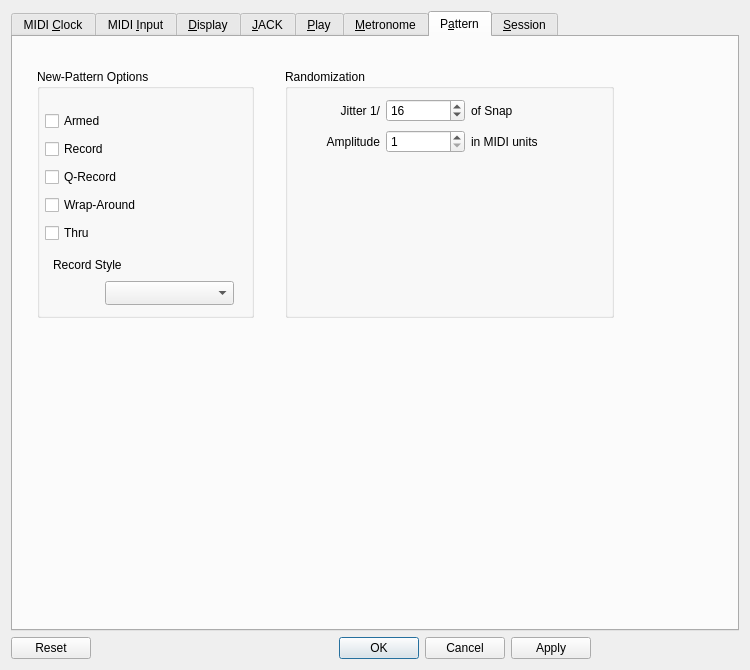
ahlstromcj/seq66, file seq_qt5/forms/qseditoptions.ui: the form before one commit.
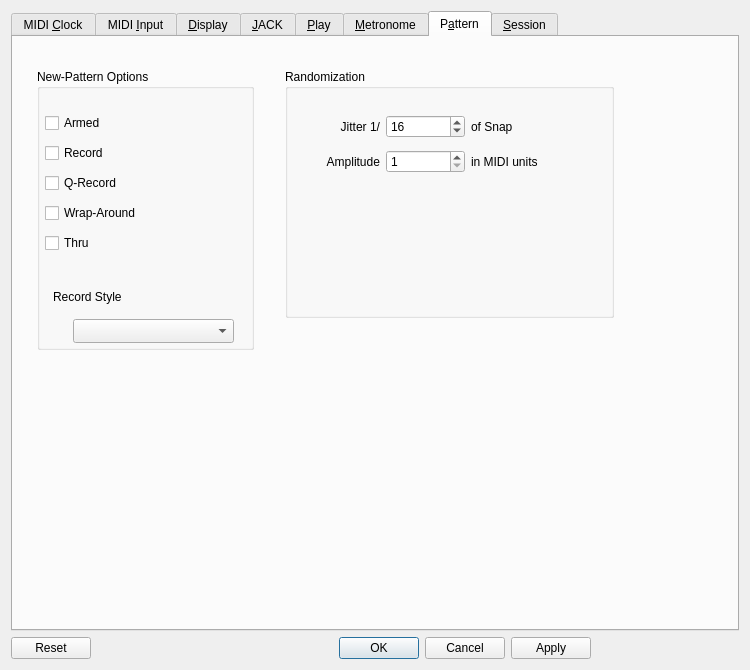
The form after the commit.

```diff
--- a/seq_qt5/forms/qseditoptions.ui
+++ b/seq_qt5/forms/qseditoptions.ui
@@ -21,7 +21,6 @@
      </property>
      <property name="font">
       <font>
-       <weight>50</weight>
        <bold>false</bold>
       </font>
      </property>
@@ -2618,7 +2617,7 @@
          <x>24</x>
          <y>32</y>
          <width>217</width>
-         <height>249</height>
+         <height>281</height>
         </rect>
        </property>
        <property name="title">
@@ -2627,9 +2626,9 @@
        <widget class="QComboBox" name="comboBoxRecordStyle">
         <property name="geometry">
          <rect>
-          <x>68</x>
-          <y>212</y>
-          <width>129</width>
+          <x>36</x>
+          <y>250</y>
+          <width>161</width>
           <height>24</height>
          </rect>
         </property>
@@ -2647,8 +2646,8 @@
         <property name="geometry">
          <rect>
           <x>16</x>
-          <y>188</y>
-          <width>129</width>
+          <y>220</y>
+          <width>121</width>
           <height>16</height>
          </rect>
         </property>
@@ -2656,13 +2655,13 @@
          <string>Record Style</string>
         </property>
        </widget>
-       <widget class="QWidget" name="">
+       <widget class="QWidget" name="layoutWidget">
         <property name="geometry">
          <rect>
           <x>8</x>
           <y>40</y>
           <width>197</width>
-          <height>136</height>
+          <height>151</height>
          </rect>
         </property>
         <layout class="QVBoxLayout" name="verticalLayout_6">
@@ -2716,13 +2715,13 @@
        <property name="title">
         <string>Randomization</string>
        </property>
-       <widget class="QWidget" name="">
+       <widget class="QWidget" name="layoutWidget">
         <property name="geometry">
          <rect>
           <x>16</x>
-          <y>28</y>
+          <y>40</y>
           <width>249</width>
-          <height>58</height>
+          <height>70</height>
          </rect>
         </property>
         <layout class="QGridLayout" name="gridLayout_6">
```
Left out of the diff: 70 changed lines with no effect on the pictures.
